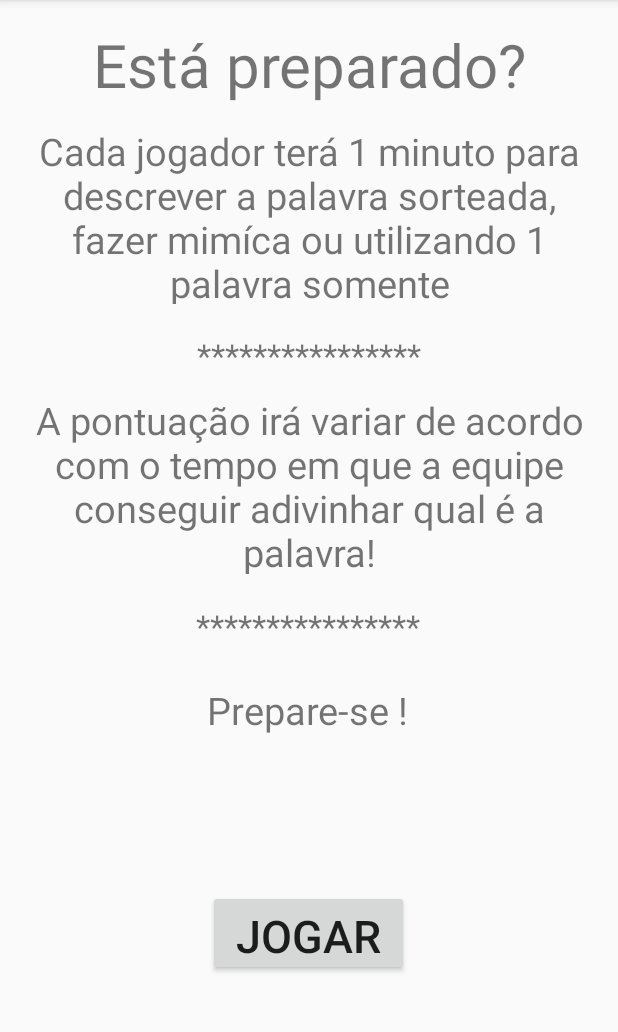
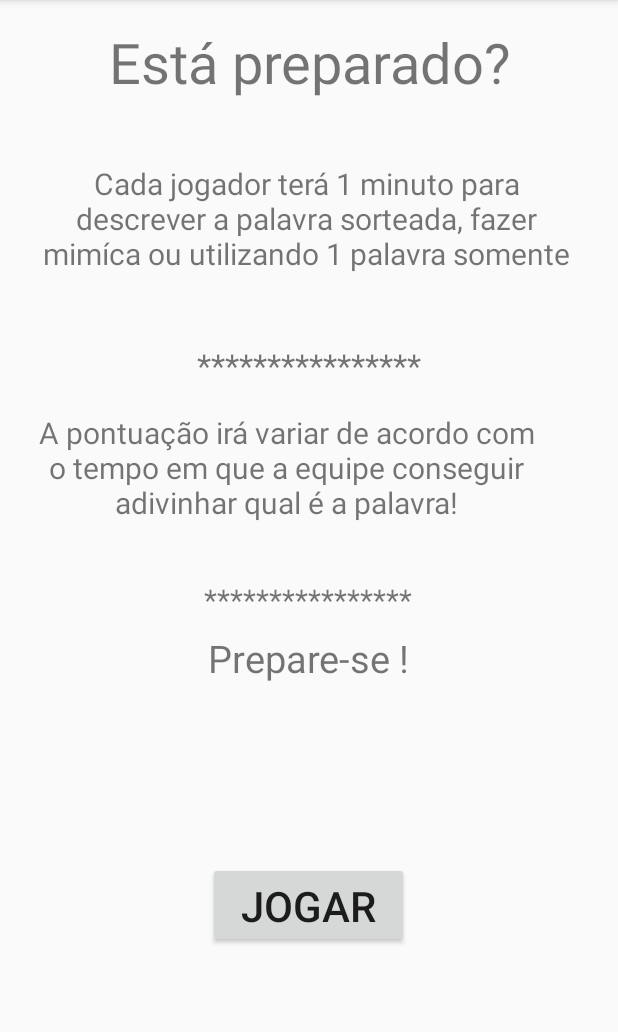
Before and after one commit to corasilber/JogoAfrica, an Android app: the TelaPreparacao screen opened directly, with no data from a screen before it, on a phone screen of 412 x 824 dp, the part 84-1116 px from its top. Run offline under Robolectric (Android 15) with nearby library versions, the phone set to English and light mode, and no system bars.

Commit message:
funcionando jogadores sorteio palavra

```diff
--- a/app/src/main/AndroidManifest.xml
+++ b/app/src/main/AndroidManifest.xml
@@ -18,8 +18,9 @@
         </activity>
         <activity android:name=".AdicionarJogador" />
         <activity android:name=".MontarEquipe" />
-        <activity android:name=".TelaPreparacao"/>
-        <activity android:name=".TimerActivity"/>
+        <activity android:name=".TelaPreparacao" />
+        <activity android:name=".TimerActivity" />
+        <activity android:name=".EquipeJoga"></activity>
     </application>
     <uses-feature android:name="android.hardware.sensor.accelerometer" android:required="true" />
 
--- a/app/src/main/java/com/lddm/jogoafrica/MontarEquipe.java
+++ b/app/src/main/java/com/lddm/jogoafrica/MontarEquipe.java
@@ -53,7 +53,7 @@ public class MontarEquipe extends AppCompatActivity {
         qtdPalavras.setAdapter(adapterPalavras);
         final String palavras = qtdPalavras.getSelectedItem().toString();
 
-       // if(count <= numEquipe) {
+        if(count <= numEquipe) {
 
             //aqui vai abrir um dialog para a pessoa digitar o nome da equipe
             inserirEquipe.setOnClickListener(new View.OnClickListener() {
@@ -88,7 +88,7 @@ public class MontarEquipe extends AppCompatActivity {
                     }); // fim setOnClick botão adicionar nome
                 }
             }); // fim setOnclick botão inserir equipe
-      //  } // inserir somente quantidade de equipes pre selecionadas
+        } // inserir somente quantidade de equipes pre selecionadas
 
 
         adicionar.setOnClickListener(new View.OnClickListener() {
--- a/app/src/main/java/com/lddm/jogoafrica/TelaPreparacao.java
+++ b/app/src/main/java/com/lddm/jogoafrica/TelaPreparacao.java
@@ -1,8 +1,12 @@
 package com.lddm.jogoafrica;
 
+import android.content.Intent;
 import android.support.v7.app.AppCompatActivity;
 import android.os.Bundle;
+import android.view.View;
+import android.widget.Button;
 
+import java.io.Serializable;
 import java.util.ArrayList;
 import java.util.List;
 
@@ -10,6 +14,7 @@ public class TelaPreparacao extends AppCompatActivity {
 
     List<Equipe> listaEquipes;
     ArrayList<String> todasPalavras;
+    Button jogar;
 
     @Override
     protected void onCreate(Bundle savedInstanceState) {
@@ -19,6 +24,17 @@ public class TelaPreparacao extends AppCompatActivity {
         listaEquipes = (List<Equipe>) getIntent().getSerializableExtra("listaEquipes");
         todasPalavras = (ArrayList<String>) getIntent().getSerializableExtra("todasPalavras");
 
+        jogar = (Button) findViewById(R.id.button2);
+
+        jogar.setOnClickListener(new View.OnClickListener() {
+            @Override
+            public void onClick(View view) {
+                Intent changeScreen = new Intent(TelaPreparacao.this, EquipeJoga.class);
+                changeScreen.putExtra("listaEquipes", (Serializable) listaEquipes);
+                changeScreen.putExtra("todasPalavras", todasPalavras);
+                startActivity(changeScreen);
+            }
+        });
 
 
     }
--- a/app/src/main/res/layout/activity_tela_preparacao.xml
+++ b/app/src/main/res/layout/activity_tela_preparacao.xml
@@ -12,7 +12,7 @@
         android:layout_height="wrap_content"
         android:text="Está preparado?"
         android:gravity="center"
-        android:textSize="40dp"
+        android:textSize="37dp"
         app:layout_constraintTop_toTopOf="parent"
         android:layout_marginTop="16dp"
         android:layout_marginLeft="8dp"
@@ -22,18 +22,19 @@
 
     <TextView
         android:id="@+id/textView7"
-        android:layout_width="391dp"
-        android:layout_height="119dp"
+        android:layout_width="355dp"
+        android:layout_height="127dp"
         android:gravity="center"
 
         android:text="Cada jogador terá 1 minuto para descrever a palavra sorteada, fazer mimíca ou utilizando 1 palavra somente"
-        android:textSize="25dp"
-        android:layout_marginTop="13dp"
+        android:textSize="20dp"
+        android:layout_marginTop="15dp"
         app:layout_constraintTop_toBottomOf="@+id/textView6"
         android:layout_marginLeft="8dp"
         app:layout_constraintLeft_toLeftOf="parent"
         android:layout_marginRight="8dp"
-        app:layout_constraintRight_toRightOf="parent" />
+        app:layout_constraintRight_toRightOf="parent"
+        app:layout_constraintHorizontal_bias="0.454" />
 
     <TextView
         android:id="@+id/textView8"
@@ -50,26 +51,25 @@
 
     <TextView
         android:id="@+id/textView9"
-        android:layout_width="393dp"
-        android:layout_height="120dp"
-        android:text="A pontuação irá variar de acordo com o tempo em que a equipe
-        conseguir adivinhar qual é a palavra!"
+        android:layout_width="366dp"
+        android:layout_height="108dp"
+        android:text="A pontuação irá variar de acordo com o tempo em que a equipe conseguir adivinhar qual é a palavra!"
         android:gravity="center"
-        android:textSize="25dp"
-        android:layout_marginTop="11dp"
+        android:textSize="20dp"
+        android:layout_marginTop="0dp"
         app:layout_constraintTop_toBottomOf="@+id/textView8"
         android:layout_marginRight="-35dp"
         app:layout_constraintRight_toRightOf="parent"
         android:layout_marginLeft="8dp"
         app:layout_constraintLeft_toLeftOf="parent"
-        app:layout_constraintHorizontal_bias="0.022" />
+        app:layout_constraintHorizontal_bias="0.0" />
 
     <TextView
         android:id="@+id/textView11"
         android:layout_width="wrap_content"
         android:layout_height="wrap_content"
         android:text="****************"
-        android:textSize="22dp"
+        android:textSize="20dp"
         android:layout_marginTop="20dp"
         app:layout_constraintTop_toBottomOf="@+id/textView9"
         android:layout_marginRight="8dp"
@@ -84,20 +84,19 @@
         android:layout_height="wrap_content"
         android:text="Prepare-se !"
         android:textSize="25dp"
-        android:layout_marginTop="24dp"
+        android:layout_marginTop="8dp"
         app:layout_constraintTop_toBottomOf="@+id/textView11"
         android:layout_marginLeft="8dp"
         app:layout_constraintLeft_toLeftOf="parent"
         android:layout_marginRight="8dp"
-        app:layout_constraintRight_toRightOf="parent"
-        app:layout_constraintHorizontal_bias="0.498" />
+        app:layout_constraintRight_toRightOf="parent" />
 
     <Button
         android:id="@+id/button2"
         android:layout_width="134dp"
         android:layout_height="57dp"
         android:text="Jogar"
-        android:textSize="30dp"
+        android:textSize="28dp"
         android:layout_marginTop="8dp"
         app:layout_constraintTop_toBottomOf="@+id/textView10"
         android:layout_marginLeft="8dp"
```
Also changed, not shown: app/src/main/java/com/lddm/jogoafrica/AdicionarJogador.java (+4 -4 lines), app/src/main/java/com/lddm/jogoafrica/Equipe.java (+13 -0 lines), app/src/main/java/com/lddm/jogoafrica/EquipeJoga.java (added, +108 -0 lines), app/src/main/java/com/lddm/jogoafrica/TimerActivity.java (+16 -9 lines), app/src/main/res/layout/activity_equipe_joga.xml (added, +80 -0 lines).
